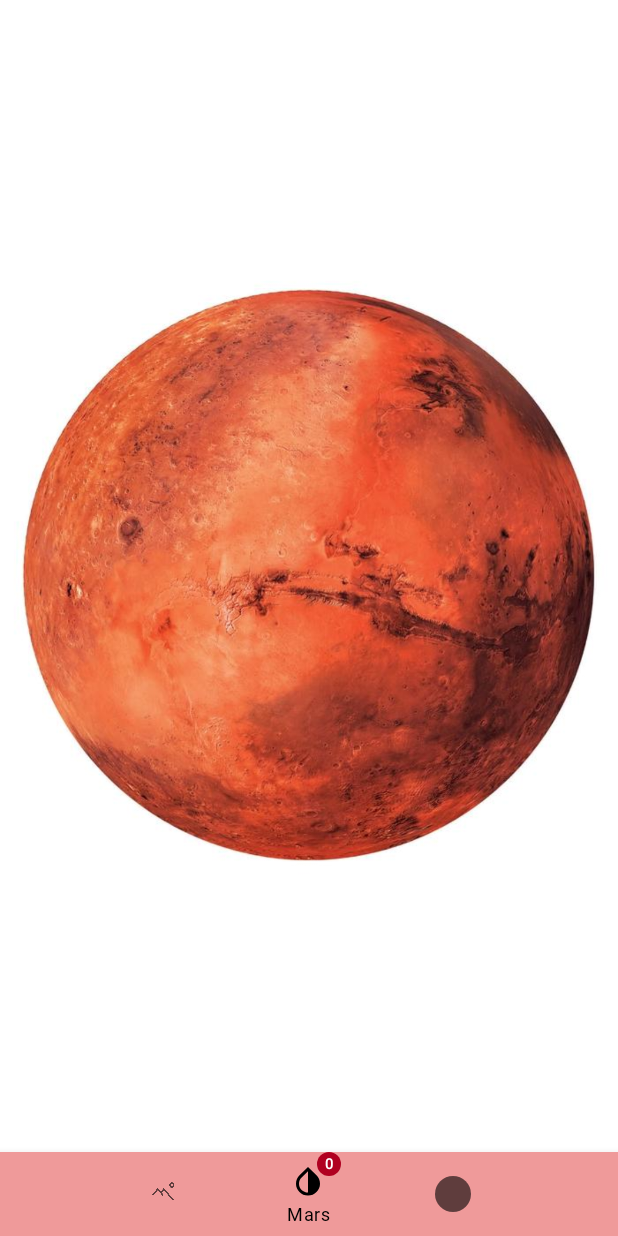
After one commit to VladJT/GBMaterialApp, an Android app: the BottomNavigationActivity screen opened directly, with no data from a screen before it, on a phone screen of 412 x 824 dp. The commit adds this screen. Run offline under Robolectric (Android 15) with nearby library versions, the phone set to English and light mode, and no system bars.

Commit message:
add tab colors

```diff
--- a/app/build.gradle
+++ b/app/build.gradle
@@ -80,4 +80,7 @@ dependencies {
 
     // circleindicator (https://github.com/ongakuer/CircleIndicator)
     implementation 'me.relex:circleindicator:2.1.6'
+
+    // tab layout
+    implementation 'com.google.android.material:material:1.7.0-beta01'
 }
--- a/app/src/main/AndroidManifest.xml
+++ b/app/src/main/AndroidManifest.xml
@@ -25,8 +25,8 @@
             </intent-filter>
         </activity>
 
-        <activity android:name=".ui.viewpager.ViewPagerActivity"
-            />
+        <activity android:name=".ui.viewpager.ViewPagerActivity"/>
+        <activity android:name=".ui.telescope.BottomNavigationActivity"/>
     </application>
 
 </manifest>
--- /dev/null
+++ b/app/src/main/java/jt/projects/gbmaterialapp/ui/telescope/BottomNavigationActivity.kt
@@ -0,0 +1,78 @@
+package jt.projects.gbmaterialapp.ui.telescope
+
+import android.os.Bundle
+import android.view.Menu
+import androidx.appcompat.app.AppCompatActivity
+import androidx.core.view.MenuCompat
+import jt.projects.gbmaterialapp.R
+import jt.projects.gbmaterialapp.databinding.ActivityBottomNavigationViewBinding
+import jt.projects.gbmaterialapp.ui.viewpager.EarthFragment
+import jt.projects.gbmaterialapp.ui.viewpager.MarsFragment
+import jt.projects.gbmaterialapp.ui.viewpager.WeatherFragment
+import jt.projects.gbmaterialapp.util.MARS_FRAGMENT
+import jt.projects.gbmaterialapp.util.toast
+
+class BottomNavigationActivity : AppCompatActivity() {
+
+    var counter = 0
+
+    private lateinit var binding: ActivityBottomNavigationViewBinding
+
+    override fun onCreate(savedInstanceState: Bundle?) {
+        super.onCreate(savedInstanceState)
+        binding = ActivityBottomNavigationViewBinding.inflate(layoutInflater)
+        setContentView(binding.root)
+        binding.bottomNavigationView.setOnItemSelectedListener { item ->
+            when (item.itemId) {
+                R.id.bottom_view_earth -> {
+                    setBadge(R.id.bottom_view_earth)
+                    supportFragmentManager.beginTransaction()
+                        .replace(R.id.bottom_navigation_container, EarthFragment())
+                        .commit()
+                    true
+                }
+                R.id.bottom_view_mars -> {
+                    setBadge(R.id.bottom_view_mars)
+                    supportFragmentManager.beginTransaction()
+                        .replace(R.id.bottom_navigation_container, MarsFragment())
+                        .commit()
+                    true
+                }
+                R.id.bottom_view_weather -> {
+                    setBadge(R.id.bottom_view_weather)
+                    supportFragmentManager.beginTransaction()
+                        .replace(R.id.bottom_navigation_container, WeatherFragment())
+                        .commit()
+                    true
+                }
+                else -> false
+            }
+        }
+
+        binding.bottomNavigationView.selectedItemId = R.id.bottom_view_mars
+
+        binding.bottomNavigationView.setOnItemReselectedListener { item ->
+            when (item.itemId) {
+                R.id.bottom_view_earth -> {
+                    //Item tapped
+                }
+                R.id.bottom_view_mars -> {
+                    //Item tapped
+                }
+                R.id.bottom_view_weather -> {
+                    //Item tapped
+                }
+            }
+        }
+    }
+
+    private fun setBadge(id: Int) {
+        binding.bottomNavigationView.removeBadge(R.id.bottom_view_earth)
+        binding.bottomNavigationView.removeBadge(R.id.bottom_view_mars)
+        binding.bottomNavigationView.removeBadge(R.id.bottom_view_weather)
+        binding.bottomNavigationView.getOrCreateBadge(id)
+        val badge = binding.bottomNavigationView.getBadge(id)
+        badge?.number = counter++
+
+    }
+}
--- /dev/null
+++ b/app/src/main/res/layout/activity_bottom_navigation_view.xml
@@ -0,0 +1,37 @@
+<?xml version="1.0" encoding="utf-8"?>
+<androidx.constraintlayout.widget.ConstraintLayout xmlns:android="http://schemas.android.com/apk/res/android"
+    xmlns:app="http://schemas.android.com/apk/res-auto"
+    android:layout_width="match_parent"
+    android:layout_height="match_parent">
+
+
+    <FrameLayout
+        android:id="@+id/bottom_navigation_container"
+        android:layout_width="match_parent"
+        android:layout_height="match_parent"
+        android:layout_marginBottom="?actionBarSize"
+        app:layout_constraintBottom_toTopOf="@+id/bottom_navigation_view"
+        app:layout_constraintEnd_toEndOf="parent"
+        app:layout_constraintStart_toStartOf="parent"
+        app:layout_constraintTop_toTopOf="parent" />
+
+
+    <!--
+    LABEL_VISIBILITY=SELECTED — подпись появляется только под выбранным элементом;
+    LABEL_VISIBILITY=LABELED — подпись видна всегда;
+    LABEL_VISIBILITY=UNLABELED — подпись скрыта;
+    LABEL_VISIBILITY=AUTO (поведение по умолчанию) — подпись ведёт себя LABELED для трёх
+    элементов и менее, SELECTED — для четырёх и более.
+    -->
+    <com.google.android.material.bottomnavigation.BottomNavigationView
+        android:id="@+id/bottom_navigation_view"
+        android:layout_width="match_parent"
+        android:layout_height="wrap_content"
+        style="@style/Widget.MaterialComponents.BottomNavigationView.Colored"
+        app:itemHorizontalTranslationEnabled="true"
+        app:labelVisibilityMode="selected"
+        app:layout_constraintBottom_toBottomOf="parent"
+        app:layout_constraintStart_toStartOf="parent"
+        app:menu="@menu/menu_bottom_navigation_view" />
+
+</androidx.constraintlayout.widget.ConstraintLayout>
--- a/app/src/main/res/layout/fragment_earth.xml
+++ b/app/src/main/res/layout/fragment_earth.xml
@@ -6,6 +6,7 @@
     android:layout_height="match_parent"
     >
     <ImageView
+        android:tooltipText="Земля"
         android:layout_width="match_parent"
         android:layout_height="match_parent"
         app:srcCompat="@drawable/bg_earth"
--- a/app/src/main/res/layout/fragment_mars.xml
+++ b/app/src/main/res/layout/fragment_mars.xml
@@ -6,6 +6,7 @@
     android:layout_height="match_parent"
     >
     <ImageView
+        android:tooltipText="Марс"
         android:layout_width="match_parent"
         android:layout_height="match_parent"
         app:srcCompat="@drawable/bg_mars"
--- /dev/null
+++ b/app/src/main/res/menu/menu_bottom_navigation_view.xml
@@ -0,0 +1,16 @@
+<?xml version="1.0" encoding="utf-8"?>
+<menu xmlns:android="http://schemas.android.com/apk/res/android">
+    <item
+        android:id="@+id/bottom_view_earth"
+        android:icon="@drawable/ic_no_photo_vector"
+        android:title="Earth" />
+    <item
+        android:id="@+id/bottom_view_mars"
+        android:icon="@drawable/ic_baseline_invert_colors_24"
+        android:title="Mars" />
+    <item
+        android:id="@+id/bottom_view_weather"
+        android:icon="@drawable/swipe_indicator_active"
+        android:title="Weather" />
+
+</menu>
```
Also changed, not shown: app/src/main/java/jt/projects/gbmaterialapp/ui/main/PictureOfTheDayFragment.kt (+7 -0 lines), app/src/main/java/jt/projects/gbmaterialapp/ui/viewpager/ViewPagerActivity.kt (+35 -18 lines), app/src/main/java/jt/projects/gbmaterialapp/util/ViewExtensions.kt (+9 -0 lines), app/src/main/java/jt/projects/gbmaterialapp/viewmodel/ViewPagerAdapter.kt (+11 -29 lines), app/src/main/res/layout/activity_view_pager.xml (+12 -21 lines), app/src/main/res/menu/menu_bottom_bar.xml (+7 -0 lines).
